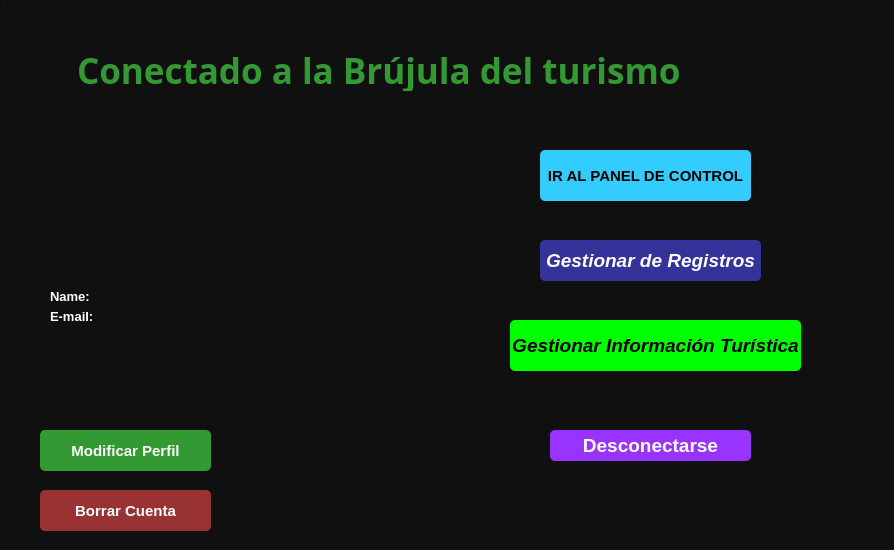
Old version of the form Proyecto Final/TourismCompass/loginsystem.ui in the repository ingalexvarela/ProyectoQT.
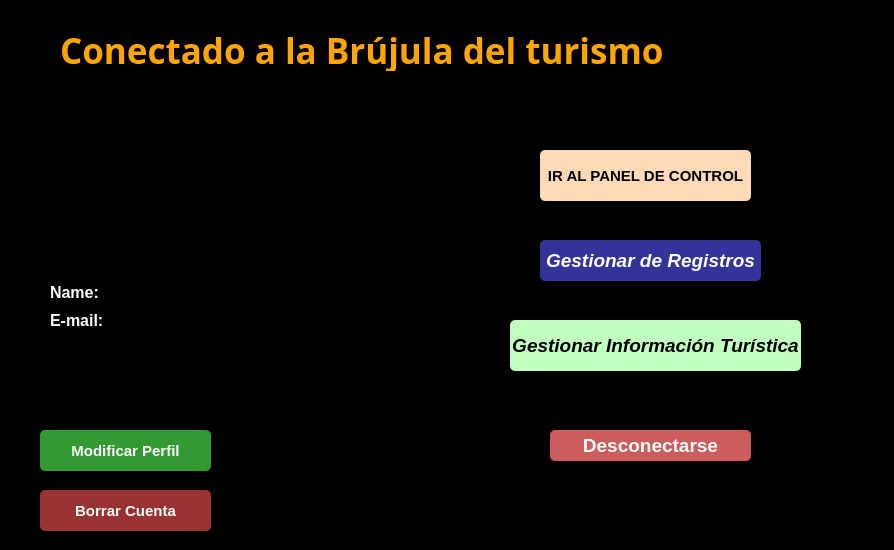
New version of the form. The open tabs and pages were chosen to show the change. Icons and pictures are not drawn.

What changed in the file:
```diff
--- a/Proyecto Final/TourismCompass/loginsystem.ui
+++ b/Proyecto Final/TourismCompass/loginsystem.ui
@@ -108,6 +108,9 @@
    <iconset resource="elements.qrc">
     <normaloff>:/icon.ico</normaloff>:/icon.ico</iconset>
   </property>
+  <property name="styleSheet">
+   <string notr="true"/>
+  </property>
   <widget class="QWidget" name="centralWidget">
    <widget class="QFrame" name="frame">
     <property name="geometry">
@@ -2670,6 +2673,9 @@
       </widget>
      </widget>
      <widget class="QWidget" name="page">
+      <property name="styleSheet">
+       <string notr="true"/>
+      </property>
       <widget class="QFrame" name="frame_4">
        <property name="geometry">
         <rect>
@@ -2680,7 +2686,7 @@
         </rect>
        </property>
        <property name="styleSheet">
-        <string notr="true">background: #101010;</string>
+        <string notr="true">background-image:url(:/images/busca.jpg) ;</string>
        </property>
        <property name="frameShape">
         <enum>QFrame::StyledPanel</enum>
@@ -2691,9 +2697,9 @@
        <widget class="QLabel" name="loggedUserHeader">
         <property name="geometry">
          <rect>
-          <x>30</x>
-          <y>50</y>
-          <width>771</width>
+          <x>60</x>
+          <y>30</y>
+          <width>711</width>
           <height>41</height>
          </rect>
         </property>
@@ -2706,10 +2712,11 @@
         </property>
         <property name="styleSheet">
          <string notr="true">text-align: center;
-color: #393;
-margin: 0 auto;
+color: #FFA500;
 font-size: 35px;
-font-family: 'Droid Sans';</string>
+font-family: 'Droid Sans';
+
+</string>
         </property>
         <property name="text">
          <string>Conectado a la Brújula del turismo</string>
@@ -2734,8 +2741,10 @@
         <property name="styleSheet">
          <string notr="true">Padding: 1px;
 Border-radius: 5px;
-background-color: #9933FF;
-Color: #fefefe;</string>
+Background: #CD5C5C;
+Color: #fefefe;
+
+</string>
         </property>
         <property name="text">
          <string>Desconectarse</string>
@@ -2745,14 +2754,14 @@
         <property name="geometry">
          <rect>
           <x>50</x>
-          <y>290</y>
-          <width>47</width>
-          <height>13</height>
+          <y>282</y>
+          <width>61</width>
+          <height>21</height>
          </rect>
         </property>
         <property name="font">
          <font>
-          <pointsize>10</pointsize>
+          <pointsize>12</pointsize>
           <bold>true</bold>
          </font>
         </property>
@@ -2767,14 +2776,20 @@
        <widget class="QLabel" name="nameLabel">
         <property name="geometry">
          <rect>
-          <x>110</x>
-          <y>290</y>
-          <width>241</width>
-          <height>16</height>
+          <x>120</x>
+          <y>285</y>
+          <width>221</width>
+          <height>21</height>
          </rect>
         </property>
+        <property name="font">
+         <font>
+          <pointsize>12</pointsize>
+         </font>
+        </property>
         <property name="styleSheet">
-         <string notr="true">color:  #0000FF;</string>
+         <string notr="true">Background: #000000;
+color: #0000FF;</string>
         </property>
         <property name="text">
          <string/>
@@ -2836,13 +2851,13 @@
          <rect>
           <x>50</x>
           <y>310</y>
-          <width>47</width>
-          <height>13</height>
+          <width>61</width>
+          <height>21</height>
          </rect>
         </property>
         <property name="font">
          <font>
-          <pointsize>10</pointsize>
+          <pointsize>12</pointsize>
           <bold>true</bold>
          </font>
         </property>
@@ -2857,14 +2872,20 @@
        <widget class="QLabel" name="emailLabel">
         <property name="geometry">
          <rect>
-          <x>100</x>
+          <x>120</x>
           <y>310</y>
-          <width>201</width>
-          <height>16</height>
+          <width>221</width>
+          <height>21</height>
          </rect>
         </property>
+        <property name="font">
+         <font>
+          <pointsize>12</pointsize>
+         </font>
+        </property>
         <property name="styleSheet">
-         <string notr="true">color:  #0000FF;</string>
+         <string notr="true">Background: #000000;
+color: #0000FF;</string>
         </property>
         <property name="text">
          <string/>
@@ -2950,7 +2971,7 @@
         <property name="styleSheet">
          <string notr="true">Padding: 1px;
 Border-radius: 5px;
-Background: #00FF00;
+Background: #C0FFC0;
 Color: #000000;</string>
         </property>
         <property name="text">
@@ -2975,8 +2996,8 @@
         <property name="styleSheet">
          <string notr="true">Padding: 1px;
 Border-radius: 5px;
-background-color: #33CCFF;
-Color: #000000;</string>
+Background: #FFDAB9;
+color: #000000;</string>
         </property>
         <property name="text">
          <string>IR AL PANEL DE CONTROL</string>
```
Left out of the diff: 6 changed lines with no effect on the pictures.
